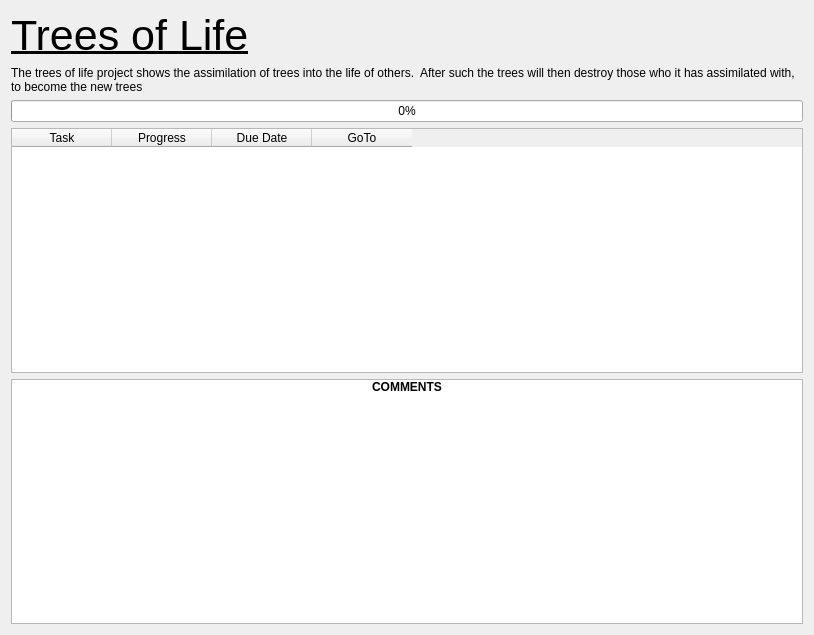
Old version of the form Project.ui in the repository CDDDJ-A-2015/Project.
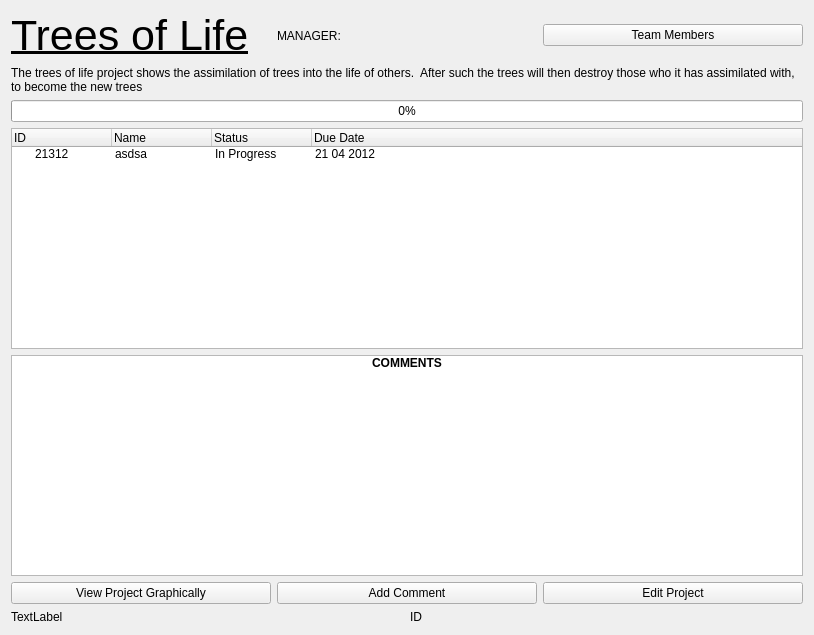
New version of the form.

```diff
--- a/Project.ui
+++ b/Project.ui
@@ -17,17 +17,35 @@
    <item>
     <layout class="QVBoxLayout" name="verticalLayout">
      <item>
-      <widget class="QLabel" name="projName">
-       <property name="font">
-        <font>
-         <pointsize>32</pointsize>
-         <underline>true</underline>
-        </font>
-       </property>
-       <property name="text">
-        <string>Trees of Life</string>
-       </property>
-      </widget>
+      <layout class="QHBoxLayout" name="horizontalLayout">
+       <item>
+        <widget class="QLabel" name="projName">
+         <property name="font">
+          <font>
+           <pointsize>32</pointsize>
+           <underline>true</underline>
+          </font>
+         </property>
+         <property name="text">
+          <string>Trees of Life</string>
+         </property>
+        </widget>
+       </item>
+       <item>
+        <widget class="QLabel" name="lManager">
+         <property name="text">
+          <string>MANAGER:</string>
+         </property>
+        </widget>
+       </item>
+       <item>
+        <widget class="QPushButton" name="bTeamMembers">
+         <property name="text">
+          <string>Team Members</string>
+         </property>
+        </widget>
+       </item>
+      </layout>
      </item>
      <item>
       <widget class="QLabel" name="projDesc">
@@ -50,18 +68,26 @@
       </widget>
      </item>
      <item>
-      <widget class="QTableWidget" name="projTaskList">
-       <property name="wordWrap">
+      <widget class="QTreeWidget" name="tProjTaskList">
+       <property name="editTriggers">
+        <set>QAbstractItemView::NoEditTriggers</set>
+       </property>
+       <property name="alternatingRowColors">
         <bool>true</bool>
        </property>
        <column>
         <property name="text">
-         <string>Task</string>
+         <string>ID</string>
         </property>
        </column>
        <column>
         <property name="text">
-         <string>Progress</string>
+         <string>Name</string>
+        </property>
+       </column>
+       <column>
+        <property name="text">
+         <string>Status</string>
         </property>
        </column>
        <column>
@@ -69,11 +95,20 @@
          <string>Due Date</string>
         </property>
        </column>
-       <column>
+       <item>
         <property name="text">
-         <string>GoTo</string>
+         <string>21312</string>
         </property>
-       </column>
+        <property name="text">
+         <string>asdsa</string>
+        </property>
+        <property name="text">
+         <string>In Progress</string>
+        </property>
+        <property name="text">
+         <string>21 04 2012</string>
+        </property>
+       </item>
       </widget>
      </item>
      <item>
@@ -96,6 +131,49 @@
      </item>
     </layout>
    </item>
+   <item>
+    <layout class="QHBoxLayout" name="horizontalLayout_3">
+     <item>
+      <widget class="QPushButton" name="bViewGraphics">
+       <property name="text">
+        <string>View Project Graphically</string>
+       </property>
+      </widget>
+     </item>
+     <item>
+      <widget class="QPushButton" name="bAddComment">
+       <property name="text">
+        <string>Add Comment</string>
+       </property>
+      </widget>
+     </item>
+     <item>
+      <widget class="QPushButton" name="bEditProject">
+       <property name="text">
+        <string>Edit Project</string>
+       </property>
+      </widget>
+     </item>
+    </layout>
+   </item>
+   <item>
+    <layout class="QHBoxLayout" name="horizontalLayout_2">
+     <item>
+      <widget class="QLabel" name="label_3">
+       <property name="text">
+        <string>TextLabel</string>
+       </property>
+      </widget>
+     </item>
+     <item>
+      <widget class="QLabel" name="lProjectID">
+       <property name="text">
+        <string>ID</string>
+       </property>
+      </widget>
+     </item>
+    </layout>
+   </item>
   </layout>
  </widget>
  <resources/>
```
Left out of the diff: 8 changed lines with no effect on the pictures.
